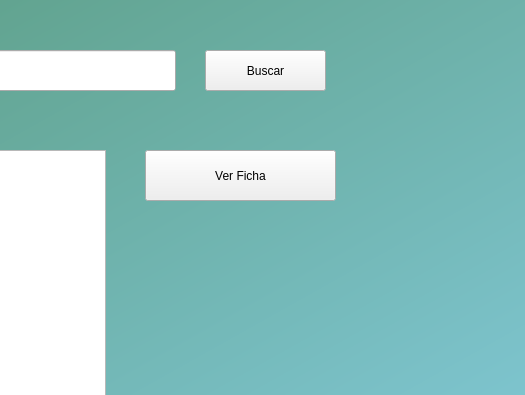
pieroBri/Proyecto-PetRecord, file Complementos/VistaDatosMascotaTotal.ui: the form before one commit; both pictures show x 755 to 1280 and y 0 to 395 of the 1280 by 720 pixel window.
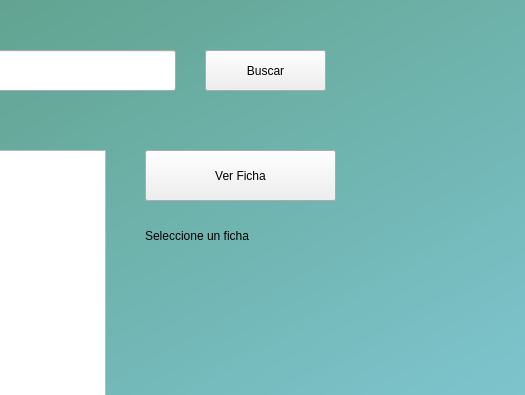
The form after the commit.

```diff
--- a/Complementos/VistaDatosMascotaTotal.ui
+++ b/Complementos/VistaDatosMascotaTotal.ui
@@ -220,6 +220,19 @@
      <string>Volver</string>
     </property>
    </widget>
+   <widget class="QLabel" name="mensajeErrorSeleccionFicha">
+    <property name="geometry">
+     <rect>
+      <x>900</x>
+      <y>210</y>
+      <width>191</width>
+      <height>51</height>
+     </rect>
+    </property>
+    <property name="text">
+     <string>Seleccione un ficha</string>
+    </property>
+   </widget>
   </widget>
  </widget>
  <resources/>
```
